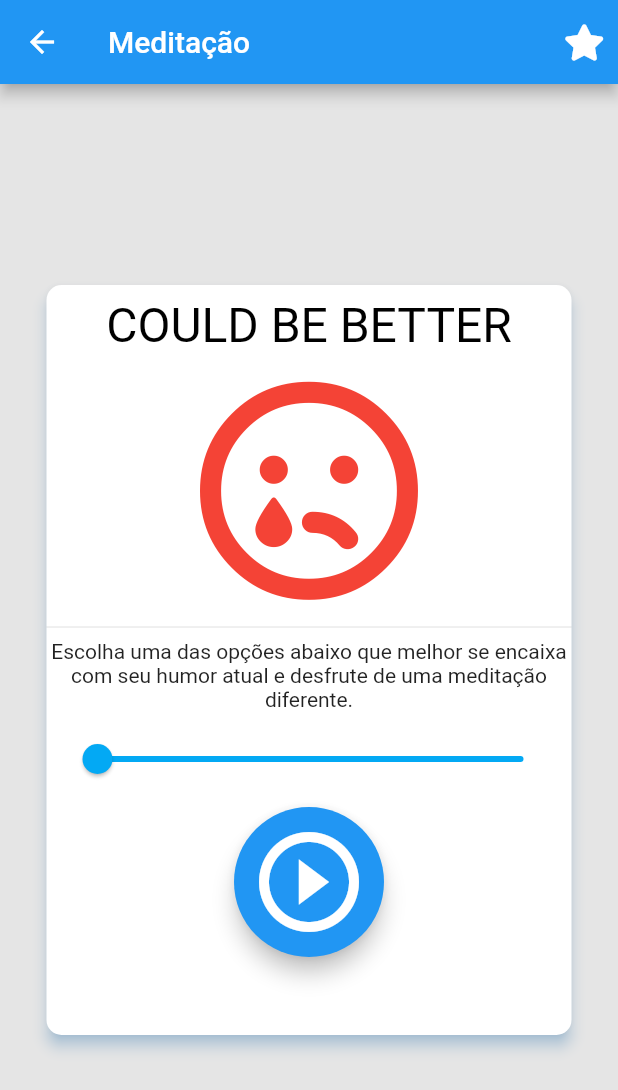
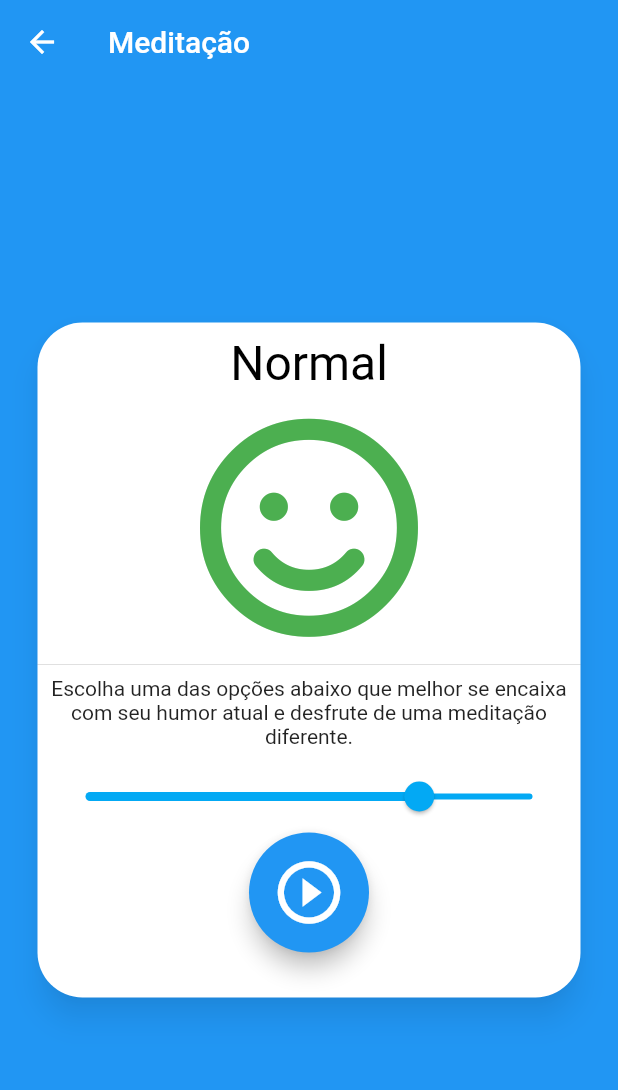
Before and after one commit to frederykantunnes/app-soul-zen-yoga-shala, a Flutter app: the MeditacaoView screen opened directly, on a phone screen of 412 x 824 dp. Shown: the top 1090 px of the screen. Run offline on Flutter 3.47's test engine with Material 2 defaults, Android fonts, the phone set to English and light mode, and no system bars; our stand-ins replace font_awesome_flutter, sqflite; accounts and stored records are empty; network calls fail.

```diff
--- a/lib/model/ExerciseModel.dart
+++ b/lib/model/ExerciseModel.dart
@@ -2,8 +2,8 @@
 
 class ExerciseClass{
   final List<List<String>> exercicios = [
-    ["Dobra para Frente", "Como fazer: com as pernas abertas e joelhos levemente flexionados, abaixe todo o tronco em direção ao chão. Certifique-se de manter a coluna reta e alinhada com o quadril. Dobre os cotovelos em 90 graus e envolva os calcanhares com as mãos. Respire profundamente enquanto se mantém nessa posição", "15 Segundos", "http://fabianascaranzi.com.br/wp-content/uploads/2016/01/forward-bend.jpg", "Audio"],
-    ["Gato/vaca","Como fazer: fique de quatro, com os joelhos na direção do quadril, mãos e ombros distantes, bem abaixo dos ombros. Faça uma inalação, levantando o peito e olhando para o teto. Solte todo seu peso para o ventre e arqueie bem a coluna. Em seguida, expire e empurre as mãos e os joelhos em direção ao chão, curvando as costas, redirecionando os olhos para o umbigo.","Repita algumas sequências","http://fabianascaranzi.com.br/wp-content/uploads/2016/01/cat-cow1-1024x375.jpg","Audio"],
-    ["Balanceamento de mesa","Como fazer: de quatro, levante o braço direito para frente e estique a perna esquerda para trás. Mantenha seus quadris e ombros nivelados. Para conseguir executar essa pode, tente imaginar uma linha reta entre sua mão levantada e seu pé. Concentre a força no abdômen e expire fundo algumas vezes. Depois, inverta a posição.","5 minutos","http://fabianascaranzi.com.br/wp-content/uploads/2016/01/balancing1.png","Audio"]
+//    ["Dobra para Frente", "Como fazer: com as pernas abertas e joelhos levemente flexionados, abaixe todo o tronco em direção ao chão. Certifique-se de manter a coluna reta e alinhada com o quadril. Dobre os cotovelos em 90 graus e envolva os calcanhares com as mãos. Respire profundamente enquanto se mantém nessa posição", "15 Segundos", "http://fabianascaranzi.com.br/wp-content/uploads/2016/01/forward-bend.jpg", "Audio"],
+//    ["Gato/vaca","Como fazer: fique de quatro, com os joelhos na direção do quadril, mãos e ombros distantes, bem abaixo dos ombros. Faça uma inalação, levantando o peito e olhando para o teto. Solte todo seu peso para o ventre e arqueie bem a coluna. Em seguida, expire e empurre as mãos e os joelhos em direção ao chão, curvando as costas, redirecionando os olhos para o umbigo.","Repita algumas sequências","http://fabianascaranzi.com.br/wp-content/uploads/2016/01/cat-cow1-1024x375.jpg","Audio"],
+//    ["Balanceamento de mesa","Como fazer: de quatro, levante o braço direito para frente e estique a perna esquerda para trás. Mantenha seus quadris e ombros nivelados. Para conseguir executar essa pode, tente imaginar uma linha reta entre sua mão levantada e seu pé. Concentre a força no abdômen e expire fundo algumas vezes. Depois, inverta a posição.","5 minutos","http://fabianascaranzi.com.br/wp-content/uploads/2016/01/balancing1.png","Audio"]
   ];
 }
--- a/lib/model/PostModel.dart
+++ b/lib/model/PostModel.dart
@@ -31,7 +31,7 @@ class PostClass {
   }
 
   Future<List<PostClass>> fetchPost() async {
-    final response = await http.get(StringsConfig().urlApi+StringsConfig().ep_posts+"0/20/");
+    final response = await http.get(StringsConfig().urlApi+StringsConfig().ep_posts);
     if (response.statusCode == 200) {
       Iterable l = json.decode(response.body);
       List<PostClass> posts = null;
--- a/lib/view/LoginView.dart
+++ b/lib/view/LoginView.dart
@@ -2,8 +2,6 @@ import 'package:flutter/material.dart';
 import 'package:flutter/services.dart';
 import 'package:yoga_app/controller/UserController.dart';
 import 'package:yoga_app/view/CreateAccountView.dart';
-import 'package:yoga_app/view/DialogAlert.dart';
-
 //class Login extends StatefulWidget {
 //  @override
 //  _LoginState createState() => _LoginState();
--- a/lib/view/pages_home/FeedView.dart
+++ b/lib/view/pages_home/FeedView.dart
@@ -55,7 +55,7 @@ class _FeedViewState extends State<FeedView> {
                           ClipRRect(
                             borderRadius: BorderRadius.circular(10),
                             child: Image.network(
-                              post.imagem,
+                              "http://admin.soulzenyogashala.com.br/"+post.imagem,
                               height: 100,
                               width: 90,
                               fit: BoxFit.cover,
--- a/lib/view/pages_home/FeedViewDetails.dart
+++ b/lib/view/pages_home/FeedViewDetails.dart
@@ -12,7 +12,7 @@ class FeedViewDetails extends StatelessWidget{
         body: SingleChildScrollView(
           child: Column(
             children: <Widget>[
-              Image.network(PostClass.selectedPost.imagem),
+              Image.network("http://admin.soulzenyogashala.com.br/"+PostClass.selectedPost.imagem),
               Padding(
                 padding: EdgeInsets.all(10),
                 child: (
--- a/lib/view/pages_home/MeditacaoView.dart
+++ b/lib/view/pages_home/MeditacaoView.dart
@@ -10,39 +10,31 @@ class MeditacaoView extends StatefulWidget {
 
 
 class _MeditacaoViewState extends State<MeditacaoView> {
-  var myFeedbackText = "COULD BE BETTER";
-  var sliderValue = 0.0;
-  IconData myFeedback = FontAwesomeIcons.sadTear;
-  Color myFeedbackColor = Colors.red;
+  var myFeedbackText = "Normal";
+  var sliderValue = 7.5;
+  IconData myFeedback = FontAwesomeIcons.smile;
+  Color myFeedbackColor = Colors.green;
 
   @override
   Widget build(BuildContext context) {
     return Scaffold(
       appBar: AppBar(
-        leading: IconButton(icon: Icon(Icons.arrow_back), onPressed: () {
-          //
-        }),
+        elevation: 0,
         title: Text("Meditação"),
-        actions: <Widget>[
-          IconButton(icon: Icon(
-              FontAwesomeIcons.solidStar), onPressed: () {
-            //
-          }),
-        ],
       ),
       body: Container(
-        color: Color(0xffE5E5E5),
+        color: Colors.blue,
         child: Center(
             child: Container(
               child: Align(
                 child: Material(
                   color: Colors.white,
-                  elevation: 4.0,
-                  borderRadius: BorderRadius.circular(10.0),
+                  elevation: 8.0,
+                  borderRadius: BorderRadius.circular(30.0),
                   shadowColor: Color(0x802196F3),
                   child: Container(
-                      width: 350.0,
-                      height: 500.0,
+                      width: MediaQuery.of(context).size.width - 50,
+                      height: 450,
                       child: Column(children: <Widget>[
                         Padding(
                           padding: const EdgeInsets.all(8.0),
@@ -55,9 +47,12 @@ class _MeditacaoViewState extends State<MeditacaoView> {
                             myFeedback, color: myFeedbackColor, size: 150.0,)),
                         ),
                         Divider(),
-                        Text("Escolha uma das opções abaixo que melhor se encaixa com seu humor atual e desfrute de uma meditação diferente.", textAlign: TextAlign.center,),
                         Padding(
-                          padding: const EdgeInsets.only(left: 8, right: 8, bottom: 8, top: 8),
+                          padding: EdgeInsets.only(left: 8, right: 8),
+                          child: Text("Escolha uma das opções abaixo que melhor se encaixa com seu humor atual e desfrute de uma meditação diferente.", textAlign: TextAlign.center,),
+                        ),
+                        Padding(
+                          padding: const EdgeInsets.only(left: 8, right: 8, bottom: 0, top: 8),
                           child: Container(child: Slider(
                             min: 0.0,
                             max: 10.0,
@@ -68,27 +63,27 @@ class _MeditacaoViewState extends State<MeditacaoView> {
                             onChanged: (newValue) {
                               setState(() {
                                 sliderValue = newValue;
-                                if (sliderValue >= 0.0 && sliderValue <= 2.0) {
+                                if (sliderValue == 0.0) {
                                   myFeedback = FontAwesomeIcons.sadTear;
                                   myFeedbackColor = Colors.red;
                                   myFeedbackText = "Triste";
                                 }
-                                if (sliderValue >= 2.1 && sliderValue <= 4.0) {
+                                if (sliderValue == 2.5) {
                                   myFeedback = FontAwesomeIcons.frown;
                                   myFeedbackColor = Colors.yellow;
                                   myFeedbackText = "Ansioso";
                                 }
-                                if (sliderValue >= 4.1 && sliderValue <= 6.0) {
+                                if (sliderValue == 5.0) {
                                   myFeedback = FontAwesomeIcons.meh;
                                   myFeedbackColor = Colors.amber;
                                   myFeedbackText = "Irritado";
                                 }
-                                if (sliderValue >= 6.1 && sliderValue <= 8.0) {
+                                if (sliderValue == 7.5) {
                                   myFeedback = FontAwesomeIcons.smile;
                                   myFeedbackColor = Colors.green;
                                   myFeedbackText = "Sentimental";
                                 }
-                                if (sliderValue >= 8.1 && sliderValue <= 10.0) {
+                                if (sliderValue == 10.0) {
                                   myFeedback = FontAwesomeIcons.laugh;
                                   myFeedbackColor = Colors.pink;
                                   myFeedbackText = "Animado";
@@ -100,14 +95,14 @@ class _MeditacaoViewState extends State<MeditacaoView> {
                         Container(
                           child: Center(
                             child: SizedBox(
-                              height: 100,
-                              width: 100,
+                              height: 80,
+                              width: 80,
                               child: FloatingActionButton(
-                                child: Icon(Icons.play_circle_outline, size: 80,),
+                                child: Icon(Icons.play_circle_outline, size: 50,),
                               ),
                             )
                           ),
-                        )
+                        ),
                       ],)
                   ),
                 ),
--- a/lib/view/pages_home/TurmaView.dart
+++ b/lib/view/pages_home/TurmaView.dart
@@ -4,7 +4,6 @@ import 'package:yoga_app/controller/UserController.dart';
 import 'package:yoga_app/model/MessagesModel.dart';
 import 'package:yoga_app/model/TurmaModel.dart';
 import 'package:yoga_app/view/DialogAlert.dart';
-
 
 class TurmaView extends StatefulWidget {
   @override
@@ -49,7 +48,7 @@ class _TurmaViewState extends State<TurmaView> {
                               )
                           ),
                           controller: controllerCode,
-                          keyboardType: TextInputType.number,
+                          keyboardType: TextInputType.text,
                         ),
                         SizedBox(
                           width: MediaQuery.of(context).size.width,
```
Also changed, not shown: lib/config/StringsConfig.dart (+5 -5 lines), lib/controller/UserController.dart (+11 -11 lines), lib/model/TurmaModel.dart (+10 -15 lines), lib/view/pages_home/AgendView.dart (+5 -3 lines), lib/view/pages_home/ProfileView.dart (+1 -20 lines).
